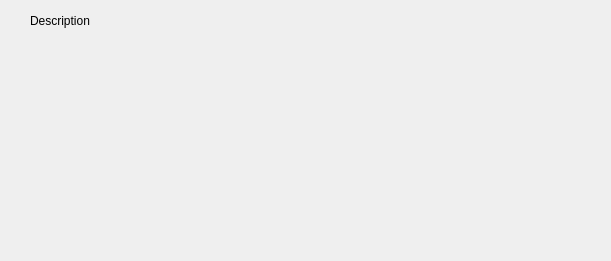
Above: UI/projectDescription.ui from sathachao/Wall before the change. Below: the same form after it.
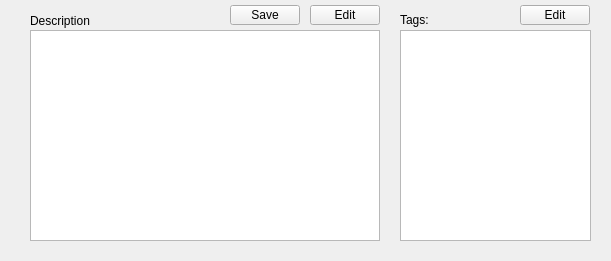
That is the form after the change.

```diff
--- a/UI/projectDescription.ui
+++ b/UI/projectDescription.ui
@@ -23,15 +23,87 @@
    <property name="geometry">
     <rect>
      <x>30</x>
-     <y>10</y>
+     <y>11</y>
      <width>61</width>
-     <height>21</height>
+     <height>20</height>
     </rect>
    </property>
    <property name="text">
     <string>Description</string>
    </property>
   </widget>
+  <widget class="QPlainTextEdit" name="descriptionText">
+   <property name="geometry">
+    <rect>
+     <x>30</x>
+     <y>30</y>
+     <width>350</width>
+     <height>211</height>
+    </rect>
+   </property>
+  </widget>
+  <widget class="QLabel" name="label_2">
+   <property name="geometry">
+    <rect>
+     <x>400</x>
+     <y>10</y>
+     <width>46</width>
+     <height>20</height>
+    </rect>
+   </property>
+   <property name="text">
+    <string>Tags:</string>
+   </property>
+  </widget>
+  <widget class="QPushButton" name="descriptionEditBt">
+   <property name="geometry">
+    <rect>
+     <x>310</x>
+     <y>5</y>
+     <width>70</width>
+     <height>20</height>
+    </rect>
+   </property>
+   <property name="text">
+    <string>Edit</string>
+   </property>
+  </widget>
+  <widget class="QListView" name="tagList">
+   <property name="geometry">
+    <rect>
+     <x>400</x>
+     <y>30</y>
+     <width>191</width>
+     <height>211</height>
+    </rect>
+   </property>
+  </widget>
+  <widget class="QPushButton" name="tagEditBt">
+   <property name="geometry">
+    <rect>
+     <x>520</x>
+     <y>5</y>
+     <width>70</width>
+     <height>20</height>
+    </rect>
+   </property>
+   <property name="text">
+    <string>Edit</string>
+   </property>
+  </widget>
+  <widget class="QPushButton" name="saveBt">
+   <property name="geometry">
+    <rect>
+     <x>230</x>
+     <y>5</y>
+     <width>70</width>
+     <height>20</height>
+    </rect>
+   </property>
+   <property name="text">
+    <string>Save</string>
+   </property>
+  </widget>
  </widget>
  <resources/>
  <connections/>
```
